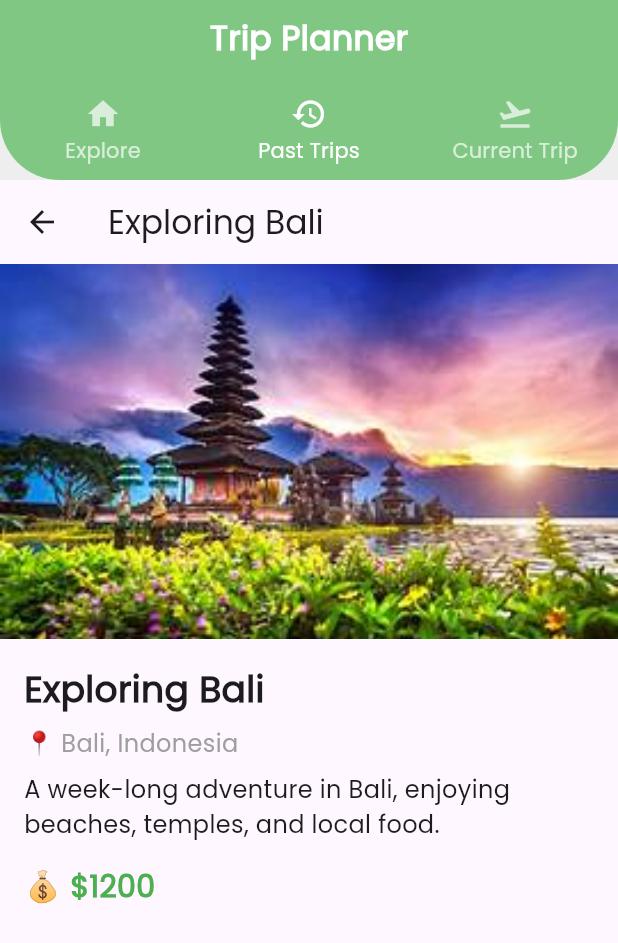
After one commit to SPIT-Hackathon-2025/Khaana-Khazaana, a Flutter app: the TripPlannerPage screen opened directly, tab 2 chosen, on a phone screen of 412 x 824 dp. The commit adds this screen. Shown: the top 943 px of the screen. Run offline on Flutter 3.47's test engine with Material 3 defaults, Android fonts, the phone set to English and light mode, and no system bars; our stand-ins replace awesome_notifications, cached_network_image, cloud_firestore, file_picker, firebase_auth, firebase_core and 9 more; missing offline and left inert: flutter_polyline_points, workmanager; accounts and stored records are empty; network calls fail.

Commit message:
updated code

```diff
--- a/lib/constants.dart
+++ b/lib/constants.dart
@@ -2,7 +2,7 @@ import 'package:geolocator/geolocator.dart';
 import 'package:google_maps_flutter/google_maps_flutter.dart';
 
 const url =
-    "https://6545-2409-40c0-105d-9906-152b-e4ea-fef5-ba5c.ngrok-free.app";
+    "https://0a28-2409-40c0-105d-9906-152b-e4ea-fef5-ba5c.ngrok-free.app";
 Future<Position> determinePosition() async {
   bool serviceEnabled;
   LocationPermission permission;
--- /dev/null
+++ b/lib/current_trip_page.dart
@@ -0,0 +1,35 @@
+import 'package:flutter/material.dart';
+
+class CurrentTripPage extends StatelessWidget {
+  final Map<String, dynamic> trip;
+
+  const CurrentTripPage({super.key, required this.trip});
+
+  @override
+  Widget build(BuildContext context) {
+    return Scaffold(
+      appBar: AppBar(title: Text(trip["title"])),
+      body: Column(
+        children: [
+          Image.asset(trip["image"], width: double.infinity, height: 250, fit: BoxFit.cover),
+          Padding(
+            padding: const EdgeInsets.all(16),
+            child: Column(
+              crossAxisAlignment: CrossAxisAlignment.start,
+              children: [
+                Text(trip["title"], style: const TextStyle(fontSize: 24, fontWeight: FontWeight.bold)),
+                const SizedBox(height: 8),
+                Text("📍 ${trip["location"]}", style: const TextStyle(fontSize: 16, color: Colors.grey)),
+                const SizedBox(height: 8),
+                Text(trip["description"], style: const TextStyle(fontSize: 16)),
+                const SizedBox(height: 16),
+                Text("💰 ${trip["price"]}", style: const TextStyle(fontSize: 20, fontWeight: FontWeight.bold, color: Colors.green)),
+              ],
+            ),
+          ),
+        ],
+      ),
+    );
+  }
+}
+// TODO Implement this library.
--- a/lib/main.dart
+++ b/lib/main.dart
@@ -129,7 +129,7 @@ class _MyAppState extends State<MyApp> {
             ),
           ),
         ),
-        home: SignUpScreen(),
+        home: HomeScreen(),
         // home:
         // StreamBuilder(
         //   stream: FirebaseAuth.instance.authStateChanges(),
--- /dev/null
+++ b/lib/past_trips_page.dart
@@ -0,0 +1,35 @@
+import 'package:flutter/material.dart';
+
+class   PastTripsPage
+ extends StatelessWidget {
+  final Map<String, dynamic> trip;
+  const   PastTripsPage
+({super.key, required this.trip});
+
+  @override
+  Widget build(BuildContext context) {
+    return Scaffold(
+      appBar: AppBar(title: Text(trip["title"])),
+      body: Column(
+        children: [
+          Image.asset(trip["image"], width: double.infinity, height: 250, fit: BoxFit.cover),
+          Padding(
+            padding: const EdgeInsets.all(16),
+            child: Column(
+              crossAxisAlignment: CrossAxisAlignment.start,
+              children: [
+                Text(trip["title"], style: const TextStyle(fontSize: 24, fontWeight: FontWeight.bold)),
+                const SizedBox(height: 8),
+                Text("📍 ${trip["location"]}", style: const TextStyle(fontSize: 16, color: Colors.grey)),
+                const SizedBox(height: 8),
+                Text(trip["description"], style: const TextStyle(fontSize: 16)),
+                const SizedBox(height: 16),
+                Text("💰 ${trip["price"]}", style: const TextStyle(fontSize: 20, fontWeight: FontWeight.bold, color: Colors.green)),
+              ],
+            ),
+          ),
+        ],
+      ),
+    );
+  }
+}
--- a/lib/screens/HomeScreen.dart
+++ b/lib/screens/HomeScreen.dart
@@ -9,6 +9,7 @@ import 'package:flutter_tts/flutter_tts.dart';
 import 'package:pokemon_go/screens/MapScreen.dart';
 import 'package:http/http.dart' as http;
 import '../main.dart';
+import '../trip_planner.dart';
 import 'aniket/chatBot.dart';
 import 'aniket/foundhistory.dart';
 import 'aniket/lostandfound.dart';
@@ -27,6 +28,8 @@ class _HomeScreenState extends State<HomeScreen> {
     TripPage(),
     ComplaintsScreen(),
     LostFoundScreen(),
+
+    TripPlannerPage(),
     ProfileScreen(),
   ];
 
@@ -398,8 +401,8 @@ class _HomeScreenState extends State<HomeScreen> {
         type: BottomNavigationBarType.fixed,
         items: const [
           BottomNavigationBarItem(
-            icon: Icon(Icons.directions_car),
-            label: 'Trip',
+            icon: Icon(Icons.home),
+            label: 'Home',
           ),
           BottomNavigationBarItem(
             icon: Icon(Icons.report),
@@ -410,9 +413,13 @@ class _HomeScreenState extends State<HomeScreen> {
             label: 'Lost/Found',
           ),
           BottomNavigationBarItem(
+            icon: Icon(Icons.travel_explore),
+            label: 'Planner',
+          ),
+          BottomNavigationBarItem(
             icon: Icon(Icons.person),
             label: 'Profile',
-          ),
+          )
         ],
       ),
     );
--- /dev/null
+++ b/lib/trip_planner.dart
@@ -0,0 +1,288 @@
+import 'package:flutter/material.dart';
+import 'detailed_trip_page.dart';
+import 'past_trips_page.dart';
+import 'current_trip_page.dart';
+
+class TripPlannerPage extends StatefulWidget {
+  @override
+  _TripPlannerPageState createState() => _TripPlannerPageState();
+}
+
+class _TripPlannerPageState extends State<TripPlannerPage> with SingleTickerProviderStateMixin {
+  late TabController _tabController;
+  final TextEditingController sourceController = TextEditingController();
+  final TextEditingController destinationController = TextEditingController();
+  final TextEditingController daysController = TextEditingController(); // Input for number of days
+  double budget = 500; // Default budget
+  bool communityCollab = false;
+
+  // Sample trips for list view remain unchanged.
+  // Sample trips for list view remain unchanged.
+  List<Map<String, dynamic>> trips = [
+    {
+      "title": "Exploring Bali",
+      "image": "assets/images/bali.jpg",
+      "price": "\$1200",
+      "rating": 4.8,
+      "duration": "7 Days",
+      "location": "Bali, Indonesia",
+      "description": "A week-long adventure in Bali, enjoying beaches, temples, and local food.",
+    },
+    {
+      "title": "Paris Getaway",
+      "image": "assets/images/paris.png",
+      "price": "\$1500",
+      "rating": 4.9,
+      "duration": "5 Days",
+      "location": "Paris, France",
+      "description": "Explore Paris, visit the Eiffel Tower, Louvre, and experience French cuisine.",
+    },
+  ];
+
+  @override
+  void initState() {
+    super.initState();
+    _tabController = TabController(length: 3, vsync: this);
+  }
+
+  void generateAIPlan() {
+    // Validate that all necessary fields are filled in.
+    if (sourceController.text.isEmpty ||
+        destinationController.text.isEmpty ||
+        daysController.text.isEmpty) {
+      ScaffoldMessenger.of(context).showSnackBar(
+        const SnackBar(content: Text("All fields are required to generate a trip plan.")),
+      );
+      return;
+    }
+
+    final Trip userTrip = Trip(
+      source: sourceController.text,
+      destination: destinationController.text,
+      budget:"\$$budget",
+      duration:"${daysController.text} Days",
+      communityColab: communityCollab,
+    );
+
+    ScaffoldMessenger.of(context).showSnackBar(
+      const SnackBar(content: Text("AI is generating the best trip plan for you...")),
+    );
+
+    // Redirect to Detailed Plan Page with user input.
+    Navigator.push(
+      context,
+      MaterialPageRoute(
+          builder: (context) => TripPlanScreen(trip: userTrip)
+      ),
+    );
+  }
+
+  @override
+  Widget build(BuildContext context) {
+    return Scaffold(
+      backgroundColor: Colors.grey[200],
+      // **Custom AppBar with Curved Bottom**
+      appBar: PreferredSize(
+        preferredSize: const Size.fromHeight(120),
+        child: Container(
+          decoration:  BoxDecoration(
+            color: Colors.green[300],
+            borderRadius: BorderRadius.only(
+              bottomLeft: Radius.circular(40),
+              bottomRight: Radius.circular(40),
+            ),
+          ),
+          child: SafeArea(
+            child: SingleChildScrollView(
+              child: Column(
+                children: [
+                  const SizedBox(height: 10),
+                  const Text(
+                    "Trip Planner",
+                    style: TextStyle(fontSize: 22, fontWeight: FontWeight.bold, color: Colors.white),
+                  ),
+                  const SizedBox(height: 10),
+                  // **Tab Bar for Navigation**
+                  TabBar(
+                    controller: _tabController,
+                    indicatorColor: Colors.white,
+                    indicatorWeight: 4,
+                    labelColor: Colors.white,
+                    unselectedLabelColor: Colors.white70,
+                    tabs: const [
+                      Tab(icon: Icon(Icons.home), text: "Explore"),
+                      Tab(icon: Icon(Icons.history), text: "Past Trips"),
+                      Tab(icon: Icon(Icons.flight_takeoff), text: "Current Trip"),
+                    ],
+                  ),
+                ],
+              ),
+            ),
+          ),
+        ),
+      ),
+
+      body: TabBarView(
+        controller: _tabController,
+        children: [
+          // **Home / Trip Planning Page**
+          SingleChildScrollView(
+            child: Column(
+              children: [
+                // **Trip Planning UI**
+                Container(
+                  padding: const EdgeInsets.all(16),
+                  color: Colors.white,
+                  child: Column(
+                    children: [
+                      // **Source & Destination Input**
+                      Row(
+                        children: [
+                          Expanded(
+                            child: TextField(
+                              controller: sourceController,
+                              decoration: InputDecoration(
+                                labelText: "Source",
+                                border: OutlineInputBorder(borderRadius: BorderRadius.circular(10)),
+                              ),
+                            ),
+                          ),
+                          const SizedBox(width: 10),
+                          Expanded(
+                            child: TextField(
+                              controller: destinationController,
+                              decoration: InputDecoration(
+                                labelText: "Destination",
+                                border: OutlineInputBorder(borderRadius: BorderRadius.circular(10)),
+                              ),
+                            ),
+                          ),
+                        ],
+                      ),
+                      const SizedBox(height: 10),
+                      // **Days Input Field**
+                      TextField(
+                        controller: daysController,
+                        keyboardType: TextInputType.number,
+                        decoration: InputDecoration(
+                          labelText: "Number of Days",
+                          border: OutlineInputBorder(borderRadius: BorderRadius.circular(10)),
+                        ),
+                      ),
+                      const SizedBox(height: 10),
+                      // **Budget Slider**
+                      Row(
+                        mainAxisAlignment: MainAxisAlignment.spaceBetween,
+                        children: [
+                          const Text("Budget:", style: TextStyle(fontSize: 16, fontWeight: FontWeight.bold)),
+                          Text("\$${budget.toInt()}", style: const TextStyle(fontSize: 16, fontWeight: FontWeight.bold)),
+                        ],
+                      ),
+                      Slider(
+                        min: 100,
+                        max: 5000,
+                        divisions: 50,
+                        value: budget,
+                        onChanged: (val) {
+                          setState(() {
+                            budget = val;
+                          });
+                        },
+                      ),
+                      // **Community Collaboration Toggle**
+                      SwitchListTile(
+                        title: const Text("Community Collaboration", style: TextStyle(fontSize: 16)),
+                        value: communityCollab,
+                        onChanged: (val) {
+                          setState(() {
+                            communityCollab = val;
+                          });
+                        },
+                      ),
+                      // **Generate AI Plan Button**
+                      ElevatedButton.icon(
+                        onPressed: generateAIPlan,
+                        icon: const Icon(Icons.auto_awesome),
+                        label: const Text("Generate AI Plan"),
+                        style: ElevatedButton.styleFrom(
+                          backgroundColor: Colors.green[300],
+                          foregroundColor: Colors.white,
+                          minimumSize: const Size(double.infinity, 50),
+                        ),
+                      ),
+                    ],
+                  ),
+                ),
+                const SizedBox(height: 10),
+                // **Trips List (Fixed Overflow)**
+                ListView.builder(
+                  shrinkWrap: true,
+                  physics: const NeverScrollableScrollPhysics(),
+                  itemCount: trips.length,
+                  itemBuilder: (context, index) {
+                    var trip = trips[index];
+                    return GestureDetector(
+                      onTap: () {
+
+                      },
+                      child: Card(
+                        margin: const EdgeInsets.symmetric(horizontal: 16, vertical: 8),
+                        shape: RoundedRectangleBorder(borderRadius: BorderRadius.circular(12)),
+                        elevation: 4,
+                        child: Row(
+                          children: [
+                            ClipRRect(
+                              borderRadius: const BorderRadius.only(
+                                topLeft: Radius.circular(12),
+                                bottomLeft: Radius.circular(12),
+                              ),
+                              child: Image.asset(trip["image"], width: 120, height: 120, fit: BoxFit.cover),
+                            ),
+                            Expanded(
+                              child: Padding(
+                                padding: const EdgeInsets.all(12),
+                                child: Column(
+                                  crossAxisAlignment: CrossAxisAlignment.start,
+                                  children: [
+                                    Text(trip["title"], style: const TextStyle(fontSize: 18, fontWeight: FontWeight.bold)),
+                                    Text(trip["location"], style: TextStyle(color: Colors.grey[700], fontSize: 14)),
+                                    const SizedBox(height: 4),
+                                    Text(trip["price"], style: const TextStyle(fontSize: 16, fontWeight: FontWeight.bold, color: Colors.green)),
+                                  ],
+                                ),
+                              ),
+                            ),
+                          ],
+                        ),
+                      ),
+                    );
+                  },
+                ),
+              ],
+            ),
+          ),
+          // **Past Trips Page**
+          PastTripsPage(trip: {
+            "title": "Exploring Bali",
+            "image": "assets/images/bali.jpg",
+            "price": "\$1200",
+            "rating": 4.8,
+            "duration": "7 Days",
+            "location": "Bali, Indonesia",
+            "description": "A week-long adventure in Bali, enjoying beaches, temples, and local food.",
+          },),
+          // **Current Trip Page**
+          CurrentTripPage(trip: {
+            "title": "Paris Getaway",
+            "image": "assets/images/paris.png",
+            "price": "\$1500",
+            "rating": 4.9,
+            "duration": "5 Days",
+            "location": "Paris, France",
+            "description": "Explore Paris, visit the Eiffel Tower, Louvre, and experience French cuisine.",
+          },),
+        ],
+      ),
+    );
+  }
+}
```
Also changed, not shown: lib/detailed_trip_page.dart (added, +198 -0 lines), lib/screens/aniket/foundhistory.dart (+24 -18 lines), assets/images/bali.jpg (added), 1 other file.
